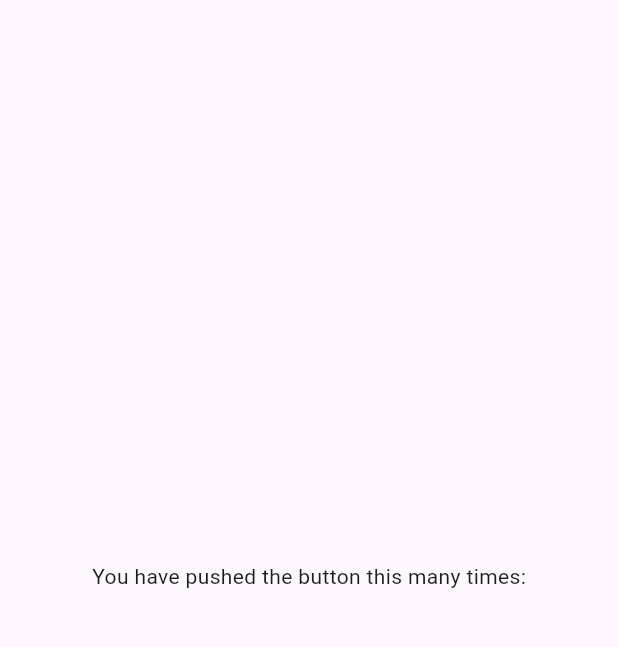
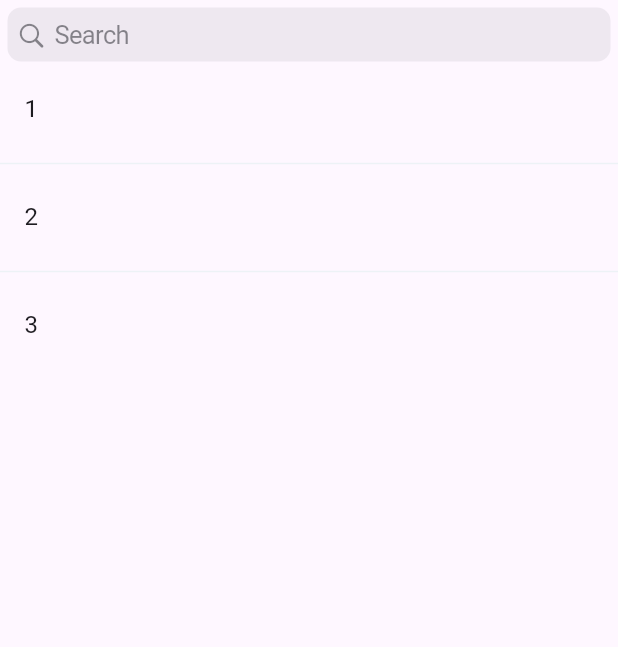
Before and after one commit to mitya5247/messenger, a Flutter app: the screen it shows after launch, on a phone screen of 412 x 824 dp, the part 84-731 px from its top. Run offline on Flutter 3.47's test engine with Material 3 defaults, Android fonts, the phone set to English and light mode, and no system bars; Roboto replaces fonts that are missing (Gilroy).

Commit message:
feat: сделал кастомные appbar для обоих экранов

```diff
--- /dev/null
+++ b/lib/chat_list/domain/entities/chat_entity.dart
@@ -0,0 +1,8 @@
+import 'package:messenger/chat_list/domain/entities/user_entity.dart';
+
+class ChatEntity {
+  final int id;
+  final List<UserEntity> participants;
+
+  ChatEntity({required this.id, required this.participants});
+}
--- /dev/null
+++ b/lib/chat_list/domain/entities/user_entity.dart
@@ -0,0 +1,7 @@
+class UserEntity {
+  final int id;
+  final String firstName;
+  final String secondName;
+
+  const UserEntity({required this.id, required this.firstName, required this.secondName});
+}
--- /dev/null
+++ b/lib/chat_list/presentation/view/chat_list_screen.dart
@@ -0,0 +1,49 @@
+import 'package:flutter/material.dart';
+import 'package:messenger/chat/presentation/view/chat_screen.dart';
+import 'package:messenger/chat_list/domain/entities/chat_entity.dart';
+import 'package:messenger/core/presentation/widget/custom_app_bar.dart';
+
+
+class ChatListScreen extends StatefulWidget {
+  const ChatListScreen({super.key});
+
+  @override
+  State<StatefulWidget> createState() => ChatListState();
+}
+
+class ChatListState extends State<ChatListScreen> {
+  List<ChatEntity> chatList = [
+    ChatEntity(
+      id: 1,
+      participants: List.empty(),
+    ),
+    ChatEntity(
+      id: 2,
+      participants: List.empty(),
+    ),
+    ChatEntity(
+      id: 3,
+      participants: List.empty(),
+    ),
+  ];
+
+  @override
+  Widget build(BuildContext context) {
+    return Scaffold(
+      appBar: const CustomChatListAppBar(),
+      body: Center(
+        child: ListView.separated(
+          itemCount: chatList.length,
+          itemBuilder: (context, i) =>
+          ListTile(
+            title: Text(chatList[i].id.toString()),
+            onTap: () => Navigator.push(context, MaterialPageRoute(builder: (context) => const ChatScreen())),
+          ),
+          separatorBuilder: (context, index) {
+            return const Divider(color: Color(0xffEDF2F6));
+          },
+          ),
+      ),
+    );
+  }
+}
--- a/lib/chat_list/screen/chat_list_screen.dart
+++ /dev/null
@@ -1,34 +0,0 @@
-import 'package:flutter/material.dart';
-
-import '../../core/theme/app_colors.dart';
-import '../../core/theme/app_fonts.dart';
-
-class ChatListScreen extends StatefulWidget {
-  const ChatListScreen({super.key});
-
-  @override
-  State<StatefulWidget> createState() => ChatListState();
-}
-
-class ChatListState extends State<ChatListScreen> {
-  @override
-  Widget build(BuildContext context) {
-    return Scaffold(
-      appBar: AppBar(
-        backgroundColor: backgroundLightColor,
-        title: const Text('Чаты'),
-        titleTextStyle: f39w600,
-      ),
-      body: const Center(
-        child: Column(
-          mainAxisAlignment: MainAxisAlignment.center,
-          children: <Widget>[
-            Text(
-              'You have pushed the button this many times:',
-            ),
-          ],
-        ),
-      ),
-    );
-  }
-}
--- a/lib/core/domain/entities/chat_entity.dart
+++ /dev/null
@@ -1,8 +0,0 @@
-import 'package:messenger/core/domain/entities/user_entity.dart';
-
-class ChatEntity {
-  final int id;
-  final List<UserEntity> participants;
-
-  ChatEntity(this.id, this.participants);
-}
--- a/lib/core/domain/entities/message_entity.dart
+++ /dev/null
@@ -1,10 +0,0 @@
-import 'package:messenger/core/domain/entities/user_entity.dart';
-
-class MessageEntity {
-  final int id;
-  final UserEntity owner;
-  final UserEntity receiver;
-  final String content;
-
-  MessageEntity(this.id, this.owner, this.receiver, this.content);
-}
--- a/lib/core/domain/entities/user_entity.dart
+++ /dev/null
@@ -1,7 +0,0 @@
-class UserEntity {
-  final int id;
-  final String firstName;
-  final String secondName;
-
-  const UserEntity(this.id, this.firstName, this.secondName);
-}
--- /dev/null
+++ b/lib/core/presentation/widget/custom_app_bar.dart
@@ -0,0 +1,34 @@
+import 'package:flutter/cupertino.dart';
+import 'package:flutter/material.dart';
+import 'package:messenger/core/theme/app_colors.dart';
+
+import '../../theme/app_fonts.dart';
+
+class CustomChatListAppBar extends StatelessWidget implements PreferredSizeWidget {
+  const CustomChatListAppBar({super.key, this.height = kToolbarHeight});
+
+  final double height;
+
+
+
+  @override
+  Widget build(BuildContext context) {
+    return Column(
+      children: [
+        AppBar(
+          backgroundColor: backgroundLightColor,
+          title: const Text('Чаты'),
+          titleTextStyle: f39w600,
+        ),
+        const Padding(
+          padding: EdgeInsets.only(top: 5.0, left: 5, right: 5),
+          child: CupertinoSearchTextField(),
+        )
+    ],
+    );
+  }
+
+  @override
+  Size get preferredSize => Size.fromHeight(height + 45);
+
+}
--- a/lib/main.dart
+++ b/lib/main.dart
@@ -1,5 +1,5 @@
 import 'package:flutter/material.dart';
-import 'package:messenger/core/presentation/messenger_app.dart';
+import 'package:messenger/core/presentation/view/messenger_app.dart';
 
 import 'core/theme/app_colors.dart';
 import 'core/theme/app_fonts.dart';
```
Also changed, not shown: lib/chat/domain/entities/message_entity.dart (added, +10 -0 lines), lib/chat/presentation/view/chat_screen.dart (added, +24 -0 lines), lib/chat/presentation/widgets/custom_chat_app_bar.dart (added, +23 -0 lines), lib/core/presentation/view/messenger_app.dart (renamed from lib/core/presentation/messenger_app.dart, +4 -4 lines), lib/chat/screen/chat_screen.dart (deleted).
